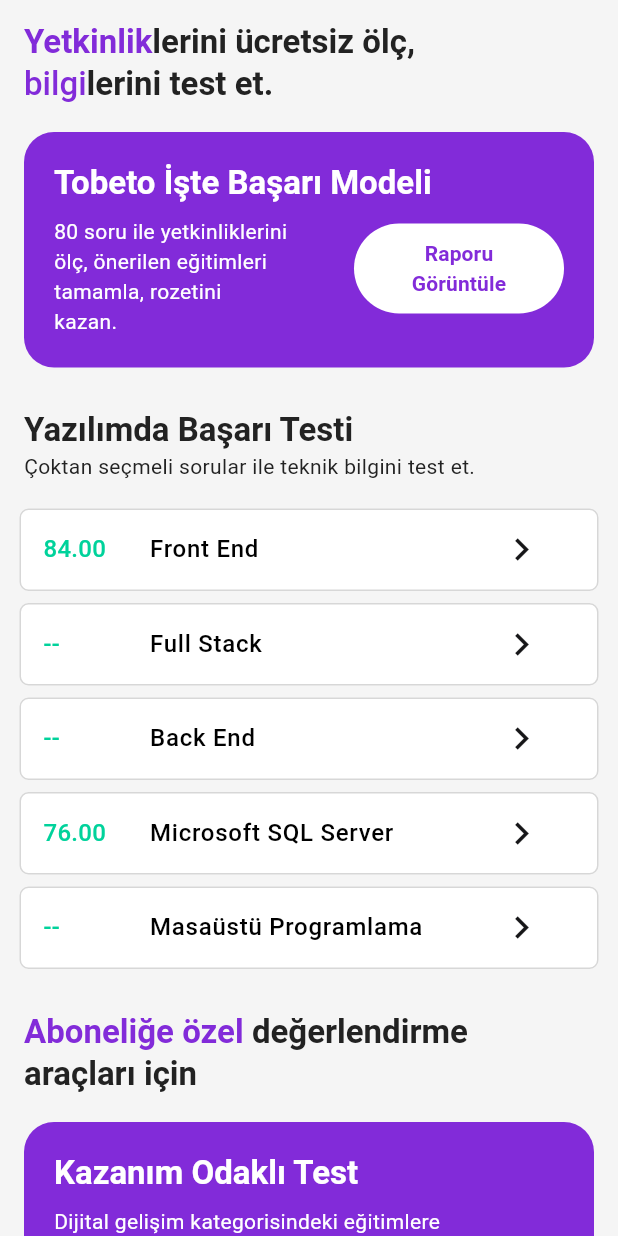
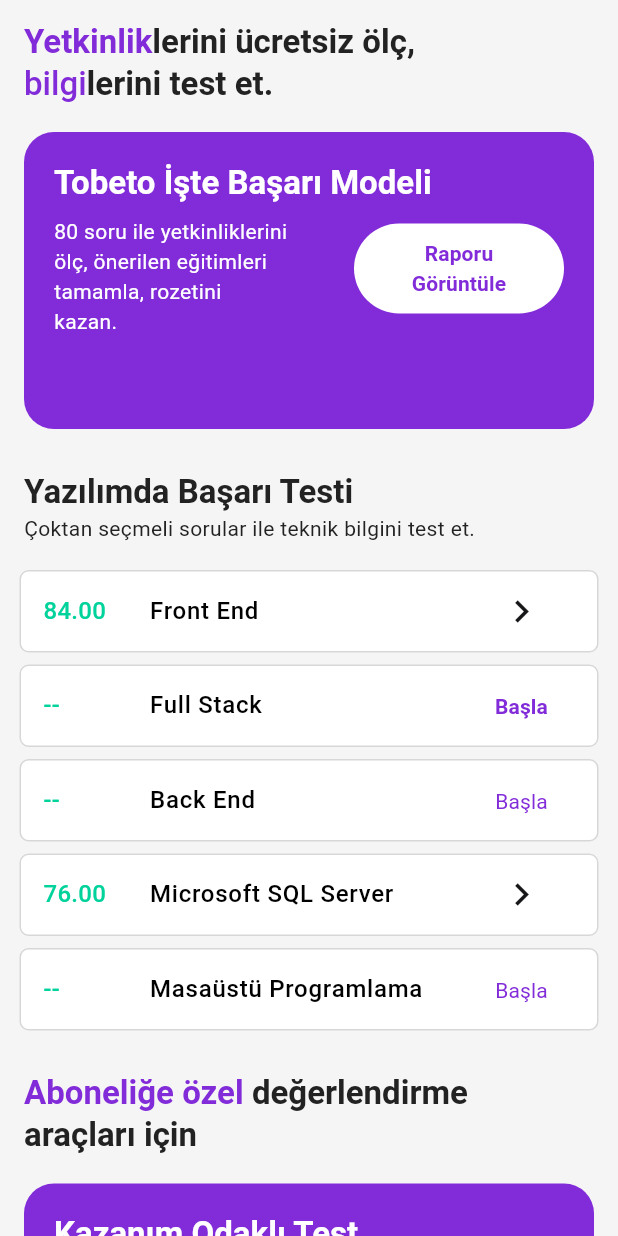
Before and after one commit to ozgeakinci/tobeto-app, a Flutter app: the Reviews screen opened directly, on a phone screen of 412 x 824 dp. Run offline on Flutter 3.47's test engine with Material 3 defaults, Android fonts, the phone set to English and light mode, and no system bars; our stand-ins replace google_fonts.

Commit message:
update catolog and education screen

```diff
--- a/lib/view/screens/menuScreens/reviews.dart
+++ b/lib/view/screens/menuScreens/reviews.dart
@@ -1,4 +1,5 @@
 import 'package:flutter/material.dart';
+import 'package:tobeto_app/theme/tobeto_theme.dart';
 import 'package:tobeto_app/theme/tobeto_theme_color.dart';
 import 'package:tobeto_app/view/widgets/reviewsWidget/exam_status_card.dart';
 import 'package:tobeto_app/view/widgets/reviewsWidget/info_banner_card.dart';
@@ -74,36 +75,36 @@ class Reviews extends StatelessWidget {
         ExamStatusCard(
           point: "--",
           section: 'Full Stack',
-          // icon: TextButton(
-          //   onPressed: () {},
-          //   child: Text('Başla',
-          //       style: TextStyle(
-          //         color: TobetoAppTheme.lightTheme().primaryColor,
-          //       )),
-          // ),
+          icon: TextButton(
+            onPressed: () {},
+            child: Text('Başla',
+                style: TextStyle(
+                  color: TobetoAppTheme.lightTheme().primaryColor,
+                )),
+          ),
         ),
         ExamStatusCard(
           point: '--',
           section: 'Back End',
-          // icon: TextButton(
-          //   onPressed: () {},
-          //   child: Text('Başla',
-          //       style: TextStyle(
-          //           color: TobetoAppTheme.lightTheme().primaryColor,
-          //           fontWeight: FontWeight.normal)),
-          // ),
+          icon: TextButton(
+            onPressed: () {},
+            child: Text('Başla',
+                style: TextStyle(
+                    color: TobetoAppTheme.lightTheme().primaryColor,
+                    fontWeight: FontWeight.normal)),
+          ),
         ),
         const ExamStatusCard(point: '76.00', section: 'Microsoft SQL Server'),
         ExamStatusCard(
           point: '--',
           section: 'Masaüstü Programlama',
-          // icon: TextButton(
-          //   onPressed: () {},
-          //   child: Text('Başla',
-          //       style: TextStyle(
-          //           color: TobetoAppTheme.lightTheme().primaryColor,
-          //           fontWeight: FontWeight.normal)),
-          // ),
+          icon: TextButton(
+            onPressed: () {},
+            child: Text('Başla',
+                style: TextStyle(
+                    color: TobetoAppTheme.lightTheme().primaryColor,
+                    fontWeight: FontWeight.normal)),
+          ),
         ),
         const SizedBox(
           height: 10,
--- a/lib/view/widgets/reviewsWidget/info_banner_card.dart
+++ b/lib/view/widgets/reviewsWidget/info_banner_card.dart
@@ -12,11 +12,11 @@ class InfoBannerCard extends StatelessWidget {
 
   @override
   Widget build(BuildContext context) {
+    double height = MediaQuery.of(context).size.height;
     return Padding(
       padding: const EdgeInsets.symmetric(horizontal: 12),
       child: Container(
-        //Responsive yapılacak
-        height: 165,
+        height: height * 0.25,
         child: Card(
           elevation: 0,
           shape:
```
Also changed, not shown: lib/view/screens/homeScreens/educations.dart (+10 -8 lines), lib/view/screens/menuScreens/catalog.dart (+13 -12 lines), lib/view/widgets/catalog_card.dart (deleted, +0 -76 lines), lib/view/widgets/educational_card.dart (renamed from lib/view/widgets/educations_list_item.dart, +9 -4 lines).
